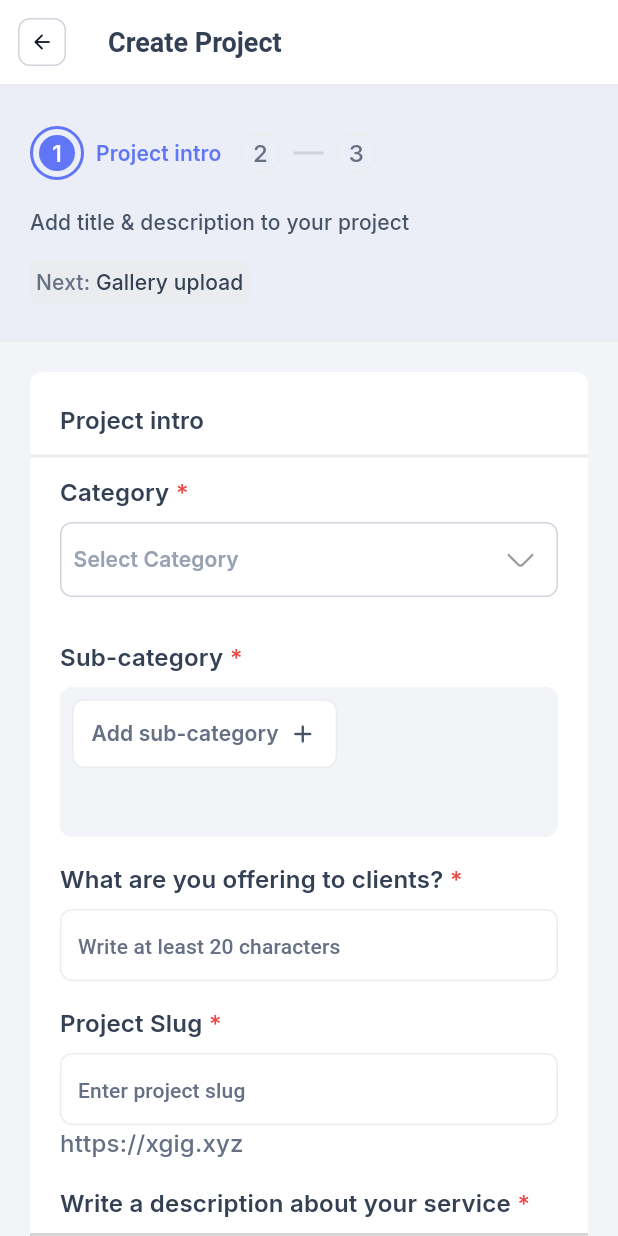
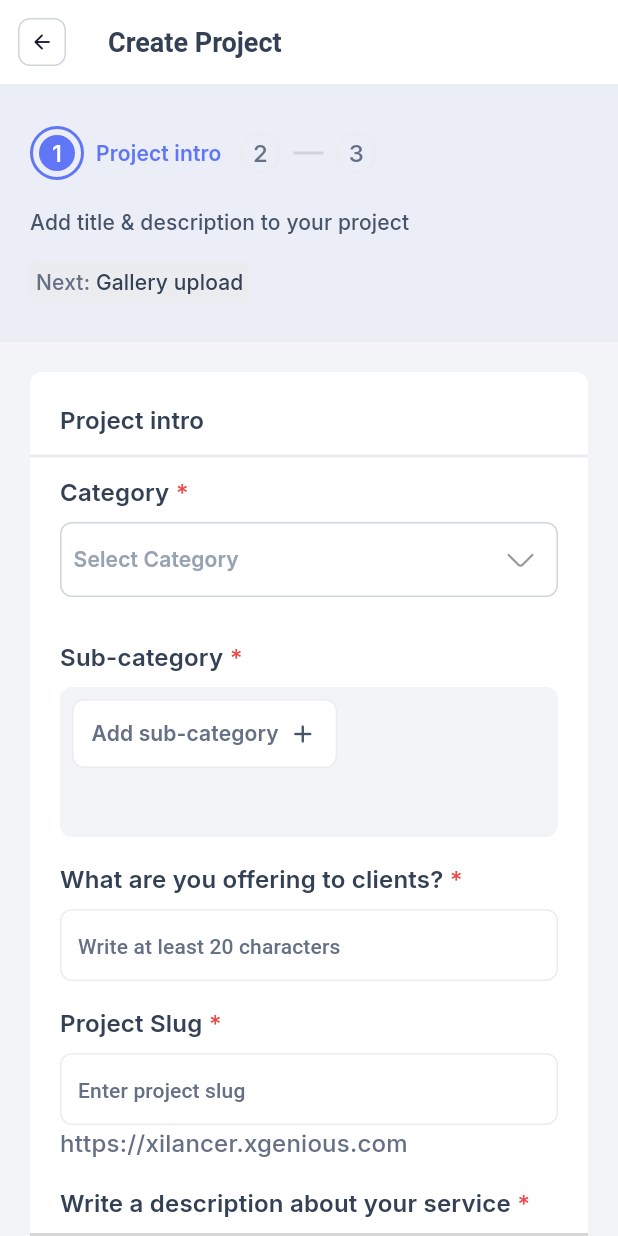
Before and after one commit to AhmadAlabrash/exgg, a Flutter app: the CreateProjectView screen opened by its route, on a phone screen of 412 x 824 dp. Run offline on Flutter 3.47's test engine with Material 3 defaults, Android fonts, the phone set to English and light mode, and no system bars; our stand-ins replace assets_audio_player, badges, cached_network_image, connectivity_plus, file_picker, firebase_core and 18 more; missing offline and left inert: flutter_facebook_auth, flutter_stripe, flutter_summernote, flutterwave_standard, http_auth, pusher_channels_flutter; accounts and stored records are empty; statements that could not run were skipped; grey boxes are pictures that could not be loaded.

Commit message:
Update customizations.dart

```diff
--- a/lib/customizations.dart
+++ b/lib/customizations.dart
@@ -1,6 +1,6 @@
 import 'package:flutter/material.dart';
 
-String siteLink = 'https://xgig.xyz';
+String siteLink = 'https://xilancer.xgenious.com';
 
 String appLabel = 'xgig';
 String storeLabel = "xgig";
```
